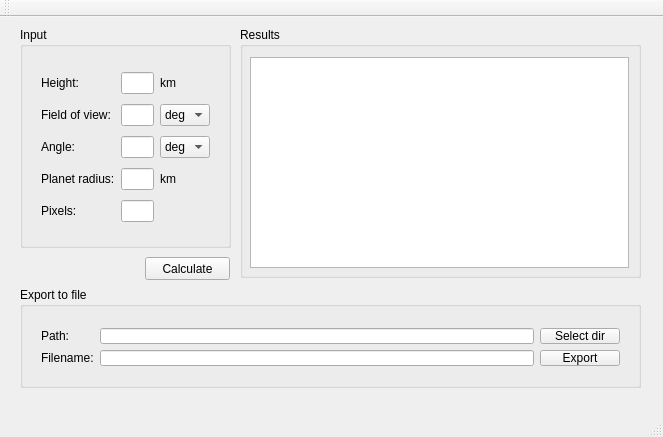
The window that src/mainwindow.ui (takpan/orbit-pixel-params-calc) describes before a commit, drawn with Qt 5.
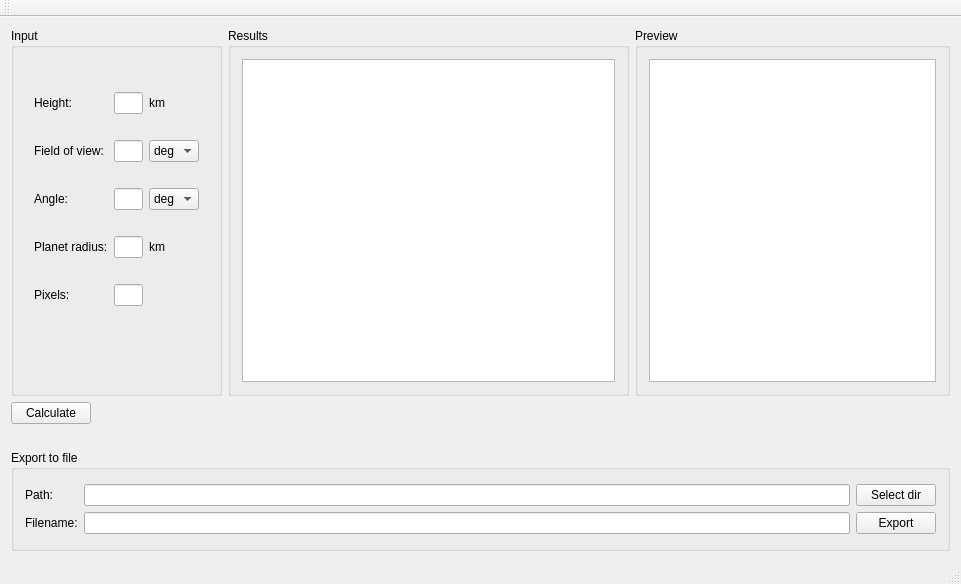
The same window after the commit.

Patch:
```diff
--- a/src/mainwindow.ui
+++ b/src/mainwindow.ui
@@ -6,94 +6,28 @@
    <rect>
     <x>0</x>
     <y>0</y>
-    <width>663</width>
-    <height>437</height>
+    <width>960</width>
+    <height>584</height>
    </rect>
   </property>
   <property name="windowTitle">
    <string>MainWindow</string>
   </property>
   <widget class="QWidget" name="centralWidget">
-   <widget class="QPushButton" name="calcPushButton">
-    <property name="geometry">
-     <rect>
-      <x>145</x>
-      <y>240</y>
-      <width>85</width>
-      <height>23</height>
-     </rect>
-    </property>
-    <property name="text">
-     <string>Calculate</string>
-    </property>
-   </widget>
-   <widget class="QGroupBox" name="groupBox">
-    <property name="geometry">
-     <rect>
-      <x>20</x>
-      <y>270</y>
-      <width>621</width>
-      <height>101</height>
-     </rect>
-    </property>
-    <property name="title">
-     <string>Export to file</string>
-    </property>
-    <widget class="QWidget" name="">
-     <property name="geometry">
-      <rect>
-       <x>10</x>
-       <y>30</y>
-       <width>601</width>
-       <height>60</height>
-      </rect>
-     </property>
-     <layout class="QGridLayout" name="gridLayout_2">
+   <layout class="QGridLayout" name="gridLayout_3">
       <item row="0" column="0">
-       <widget class="QLabel" name="label_6">
-        <property name="text">
-         <string>Path:</string>
-        </property>
-       </widget>
-      </item>
-      <item row="0" column="1">
-       <widget class="QLineEdit" name="pathLineEdit"/>
-      </item>
-      <item row="0" column="2">
-       <widget class="QPushButton" name="selDirPushButton">
-        <property name="text">
-         <string>Select dir</string>
-        </property>
-       </widget>
-      </item>
-      <item row="1" column="0">
-       <widget class="QLabel" name="label_8">
-        <property name="text">
-         <string>Filename:</string>
-        </property>
-       </widget>
-      </item>
-      <item row="1" column="1">
-       <widget class="QLineEdit" name="filenameLineEdit"/>
-      </item>
-      <item row="1" column="2">
-       <widget class="QPushButton" name="exportPushButton">
-        <property name="text">
-         <string>Export</string>
-        </property>
-       </widget>
-      </item>
-     </layout>
-    </widget>
-   </widget>
    <widget class="QGroupBox" name="groupBox_2">
-    <property name="geometry">
-     <rect>
-      <x>20</x>
-      <y>10</y>
+      <property name="minimumSize">
+       <size>
       <width>211</width>
-      <height>221</height>
-     </rect>
+        <height>331</height>
+       </size>
+      </property>
+      <property name="maximumSize">
+       <size>
+        <width>211</width>
+        <height>16777215</height>
+       </size>
     </property>
     <property name="title">
      <string>Input</string>
@@ -101,10 +35,10 @@
     <widget class="QWidget" name="layoutWidget">
      <property name="geometry">
       <rect>
-       <x>10</x>
-       <y>30</y>
-       <width>191</width>
-       <height>181</height>
+         <x>12</x>
+         <y>33</y>
+         <width>187</width>
+         <height>281</height>
       </rect>
      </property>
      <layout class="QGridLayout" name="gridLayout">
@@ -260,35 +194,157 @@
      </layout>
     </widget>
    </widget>
+    </item>
+    <item row="0" column="1">
    <widget class="QGroupBox" name="groupBox_3">
-    <property name="geometry">
-     <rect>
-      <x>240</x>
-      <y>10</y>
-      <width>401</width>
-      <height>251</height>
-     </rect>
-    </property>
     <property name="minimumSize">
      <size>
-      <width>4</width>
-      <height>0</height>
+        <width>401</width>
+        <height>331</height>
+       </size>
+      </property>
+      <property name="maximumSize">
+       <size>
+        <width>401</width>
+        <height>16777215</height>
      </size>
     </property>
     <property name="title">
      <string>Results</string>
     </property>
-    <widget class="QTableWidget" name="tableWidget">
-     <property name="geometry">
-      <rect>
-       <x>10</x>
-       <y>30</y>
-       <width>379</width>
-       <height>211</height>
-      </rect>
-     </property>
-    </widget>
-   </widget>
+      <layout class="QGridLayout" name="gridLayout_4">
+       <item row="0" column="0">
+        <widget class="QTableWidget" name="tableWidget"/>
+       </item>
+      </layout>
+     </widget>
+    </item>
+    <item row="0" column="2">
+     <widget class="QGroupBox" name="groupBox_4">
+      <property name="minimumSize">
+       <size>
+        <width>315</width>
+        <height>331</height>
+       </size>
+      </property>
+      <property name="title">
+       <string>Preview</string>
+      </property>
+      <layout class="QGridLayout" name="gridLayout_5">
+       <item row="0" column="0">
+        <widget class="QGraphicsView" name="graphicsView">
+         <property name="minimumSize">
+          <size>
+           <width>0</width>
+           <height>0</height>
+          </size>
+         </property>
+        </widget>
+       </item>
+      </layout>
+     </widget>
+    </item>
+    <item row="1" column="0" colspan="3">
+     <layout class="QHBoxLayout" name="horizontalLayout">
+      <item>
+       <widget class="QPushButton" name="calcPushButton">
+        <property name="text">
+         <string>Calculate</string>
+        </property>
+       </widget>
+      </item>
+      <item>
+       <spacer name="horizontalSpacer">
+        <property name="orientation">
+         <enum>Qt::Horizontal</enum>
+        </property>
+        <property name="sizeHint" stdset="0">
+         <size>
+          <width>40</width>
+          <height>20</height>
+         </size>
+        </property>
+       </spacer>
+      </item>
+     </layout>
+    </item>
+    <item row="2" column="0" colspan="3">
+     <layout class="QVBoxLayout" name="verticalLayout">
+      <item>
+       <spacer name="horizontalSpacer_2">
+        <property name="orientation">
+         <enum>Qt::Horizontal</enum>
+        </property>
+        <property name="sizeHint" stdset="0">
+         <size>
+          <width>898</width>
+          <height>20</height>
+         </size>
+        </property>
+       </spacer>
+      </item>
+     </layout>
+    </item>
+    <item row="3" column="0" colspan="3">
+     <widget class="QGroupBox" name="groupBox">
+      <property name="minimumSize">
+       <size>
+        <width>621</width>
+        <height>101</height>
+       </size>
+      </property>
+      <property name="maximumSize">
+       <size>
+        <width>16777215</width>
+        <height>101</height>
+       </size>
+      </property>
+      <property name="title">
+       <string>Export to file</string>
+      </property>
+      <layout class="QGridLayout" name="gridLayout_6">
+       <item row="0" column="0">
+        <layout class="QGridLayout" name="gridLayout_2">
+         <item row="0" column="0">
+          <widget class="QLabel" name="label_6">
+           <property name="text">
+            <string>Path:</string>
+           </property>
+          </widget>
+         </item>
+         <item row="0" column="1">
+          <widget class="QLineEdit" name="pathLineEdit"/>
+         </item>
+         <item row="0" column="2">
+          <widget class="QPushButton" name="selDirPushButton">
+           <property name="text">
+            <string>Select dir</string>
+           </property>
+          </widget>
+         </item>
+         <item row="1" column="0">
+          <widget class="QLabel" name="label_8">
+           <property name="text">
+            <string>Filename:</string>
+           </property>
+          </widget>
+         </item>
+         <item row="1" column="1">
+          <widget class="QLineEdit" name="filenameLineEdit"/>
+         </item>
+         <item row="1" column="2">
+          <widget class="QPushButton" name="exportPushButton">
+           <property name="text">
+            <string>Export</string>
+           </property>
+          </widget>
+         </item>
+        </layout>
+       </item>
+      </layout>
+     </widget>
+    </item>
+   </layout>
   </widget>
   <widget class="QMenuBar" name="menuBar">
    <property name="geometry">
```
Left out of the diff: 2 changed lines with no effect on the pictures. Lines whose indentation alone changed are shown as unchanged.
